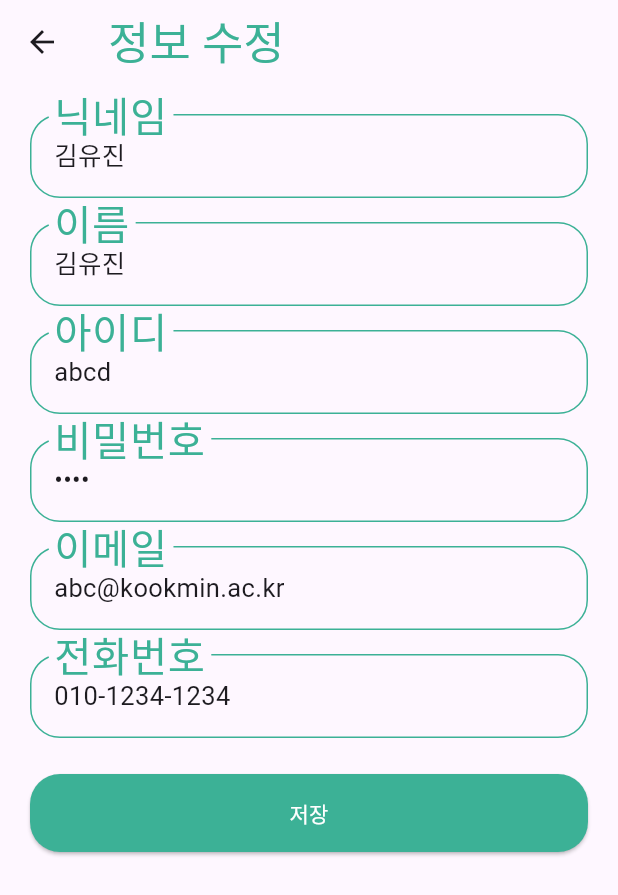
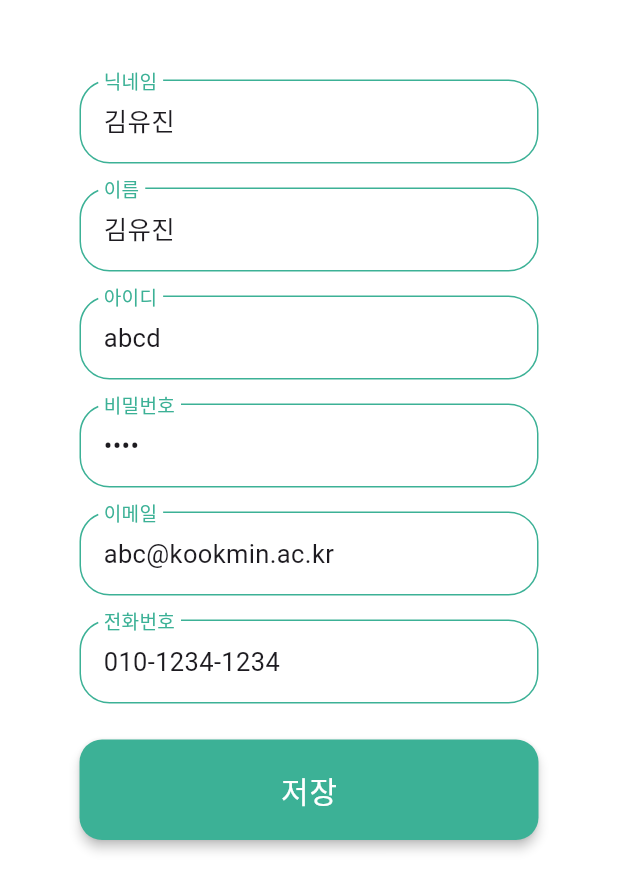
Before and after one commit to 25-1AlphaProject/Frontend, a Flutter app: the MypageMain screen opened directly, after a tap on the "edit" icon, on a phone screen of 412 x 824 dp. Shown: the top 895 px of the screen. Run offline on Flutter 3.47's test engine with Material 3 defaults, Android fonts, the phone set to English and light mode, and no system bars; our stand-ins replace card_swiper, image_picker, percent_indicator, shared_preferences; missing offline and left inert: linear_progress_bar, string_similarity; accounts and stored records are empty; Roboto replaces fonts that are missing (Pretendard-bold, Pretendard-regular, yg-jalnan).

Commit message:
FEAT : MyPage, Navbar UI

```diff
--- a/alpha_front/lib/main.dart
+++ b/alpha_front/lib/main.dart
@@ -56,10 +56,10 @@ class CCBS extends StatelessWidget {
       // home: const MyHomePage(title: '척척밥사'),
       // home: Survey(),
       // home: const MypageMain(),
-      home: const loginScreen(),
+      // home: const loginScreen(),
       // home: const signupScreen(),
       // home: const HomeScreen(),
-      // home: const Layout(),
+      home: Layout(),
     );
   }
 }
--- a/alpha_front/lib/mypage/mypage_main.dart
+++ b/alpha_front/lib/mypage/mypage_main.dart
@@ -67,26 +67,29 @@ Future<void> _editInfo() async {
 
 Future<void> _editMyinfo() async {
   // Map<String, String> → int 로 제네릭 변경
-  final newAge = await Navigator.push<int>(
-    context,
-    MaterialPageRoute(
-      builder: (context) => _EditMyinfoScreen(age: _age),
-    ),
-  );
+  // final newAge = await Navigator.push<int>(
+  //   context,
+  //   MaterialPageRoute(
+  //     builder: (context) => _EditInfoScreen(),
+  //   ),
+  // );
 
-  if (newAge != null) {
-    setState(() {
-      _age = newAge;
-    });
-  }
+  // if (newAge != null) {
+  //   setState(() {
+  //     _age = newAge;
+  //   });
+  // }
 }
 
   @override
   Widget build(BuildContext context) {
-    return Scaffold(
+    return Padding(
+      padding: EdgeInsets.fromLTRB(33, 0, 33, 0),
+      child: Scaffold(
         backgroundColor: Colors.white,
         // appBar: BaseAppbar(title: '마이페이지'),
-      body: Center(
+        body: SingleChildScrollView(
+          child: Center(
             child: Column(
               mainAxisAlignment: MainAxisAlignment.center,
               children: [
@@ -142,11 +145,11 @@ Future<void> _editMyinfo() async {
                   ),
                 ),
                 Container(
-              padding: const EdgeInsets.fromLTRB(10, 50, 10, 20),
+                  padding: const EdgeInsets.fromLTRB(10, 30, 10, 20),
                   width: double.infinity,
                   child: ElevatedButton(
                     style: ElevatedButton.styleFrom(
-                  padding: const EdgeInsets.symmetric(vertical: 15),
+                      // padding: const EdgeInsets.symmetric(vertical: 15),
                       backgroundColor: Colors.white,
                       shape: RoundedRectangleBorder(
                         borderRadius: BorderRadius.circular(15),
@@ -329,11 +332,11 @@ Future<void> _editMyinfo() async {
                   child: ElevatedButton(
                     style: ElevatedButton.styleFrom(
                       padding: const EdgeInsets.symmetric(vertical: 15),
-                  backgroundColor: const Color(0xff3CB196),
+                      backgroundColor: Colors.white,
                       shape: RoundedRectangleBorder(
                         borderRadius: BorderRadius.circular(15),
                       ),
-                  side: const BorderSide(color: Color(0xff3CB196), width: 1),
+                      // side: const BorderSide(color: Color(0xff3CB196), width: 1),
                       elevation: 3,
                     ),
                     onPressed: () {
@@ -344,21 +347,21 @@ Future<void> _editMyinfo() async {
                                   const loginScreen()) // 로그인 전 메인화면으로?? 로그인 화면으로??
                           );
                     },
-                child: const Text(
+                    child: Text(
                       '로그아웃',
-                  style: TextStyle( // 수정
-                    fontFamily: 'yg-jalnan',
-                    fontSize: 15,
-                    fontWeight: FontWeight.w500,
-                    color: Colors.white,
-                  ),
+                      style: Theme.of(context)
+                        .textTheme
+                        .bodyMedium!.
+                        copyWith(color: Colors.red)
                     ),
                   ),
                 ),
               ],
             ),
           ),
+        ),
         // bottomNavigationBar: Basenavigationbar(currentIndex: 3,),
+      ),
     );
   }
 }
@@ -427,15 +430,18 @@ class _EditInfoScreenState extends State<_EditInfoScreen> {
 
   @override
   Widget build(BuildContext context) {
-    return Scaffold(
-      appBar: AppBar(
-        title: const Text(
-          '정보 수정',
-          style: TextStyle(
-            color: Color(0xff3CB196),
-          ),
-        ),
-      ),
+    return Padding(
+      padding: const EdgeInsets.all(33.0),
+      child: Scaffold(
+        backgroundColor: Colors.white,
+        // appBar: AppBar(
+        //   title: const Text(
+        //     '정보 수정',
+        //     style: TextStyle(
+        //       color: Color(0xff3CB196),
+        //     ),
+        //   ),
+        // ),
         body: SingleChildScrollView(
           padding: const EdgeInsets.all(20),
           child: Column(
@@ -446,9 +452,10 @@ class _EditInfoScreenState extends State<_EditInfoScreen> {
                 controller: _nicknameController,
                 decoration: InputDecoration(
                   labelText: '닉네임',
-                labelStyle: TextStyle(
-                  color: Color(0xff3CB196),
-                ),
+                  labelStyle: Theme.of(context)
+                        .textTheme
+                        .bodyMedium!.
+                        copyWith(color: Color(0xff3CB196)),
                   focusedBorder: OutlineInputBorder(
                     borderRadius: BorderRadius.circular(20),
                     borderSide: BorderSide(
@@ -469,9 +476,10 @@ class _EditInfoScreenState extends State<_EditInfoScreen> {
                 controller: _nameController,
                 decoration: InputDecoration(
                   labelText: '이름',
-                labelStyle: TextStyle(
-                  color: Color(0xff3CB196),
-                ),
+                  labelStyle: Theme.of(context)
+                        .textTheme
+                        .bodyMedium!.
+                        copyWith(color: Color(0xff3CB196)),
                   focusedBorder: OutlineInputBorder(
                     borderRadius: BorderRadius.circular(20),
                     borderSide: BorderSide(
@@ -492,9 +500,10 @@ class _EditInfoScreenState extends State<_EditInfoScreen> {
                 controller: _idController,
                 decoration: InputDecoration(
                   labelText: '아이디',
-                labelStyle: TextStyle(
-                  color: Color(0xff3CB196),
-                ),
+                  labelStyle: Theme.of(context)
+                        .textTheme
+                        .bodyMedium!.
+                        copyWith(color: Color(0xff3CB196)),
                   focusedBorder: OutlineInputBorder(
                     borderRadius: BorderRadius.circular(20),
                     borderSide: BorderSide(
@@ -516,9 +525,10 @@ class _EditInfoScreenState extends State<_EditInfoScreen> {
                 obscureText: true,
                 decoration: InputDecoration(
                   labelText: '비밀번호',
-                labelStyle: TextStyle(
-                  color: Color(0xff3CB196),
-                ),
+                  labelStyle: Theme.of(context)
+                        .textTheme
+                        .bodyMedium!.
+                        copyWith(color: Color(0xff3CB196)),
                   focusedBorder: OutlineInputBorder(
                     borderRadius: BorderRadius.circular(20),
                     borderSide: BorderSide(
@@ -540,9 +550,10 @@ class _EditInfoScreenState extends State<_EditInfoScreen> {
                 keyboardType: TextInputType.emailAddress,
                 decoration: InputDecoration(
                   labelText: '이메일',
-                labelStyle: TextStyle(
-                  color: Color(0xff3CB196),
-                ),
+                  labelStyle:Theme.of(context)
+                        .textTheme
+                        .bodyMedium!.
+                        copyWith(color: Color(0xff3CB196)),
                   focusedBorder: OutlineInputBorder(
                     borderRadius: BorderRadius.circular(20),
                     borderSide: BorderSide(
@@ -564,9 +575,10 @@ class _EditInfoScreenState extends State<_EditInfoScreen> {
                 keyboardType: TextInputType.phone,
                 decoration: InputDecoration(
                   labelText: '전화번호',
-                labelStyle: TextStyle(
-                  color: Color(0xff3CB196),
-                ),
+                  labelStyle: Theme.of(context)
+                        .textTheme
+                        .bodyMedium!.
+                        copyWith(color: Color(0xff3CB196)),
                   focusedBorder: OutlineInputBorder(
                     borderRadius: BorderRadius.circular(20),
                     borderSide: BorderSide(
@@ -582,22 +594,31 @@ class _EditInfoScreenState extends State<_EditInfoScreen> {
                 ),
               ),
               const SizedBox(height: 24),
-            ElevatedButton(
-              onPressed: _onSave,
+                Center(
+                  child: Container(
+                    // margin: const EdgeInsets.fromLTRB(10, 50, 10, 20),
+                    width: double.infinity,
+                    child: ElevatedButton(
                     style: ElevatedButton.styleFrom(
                       backgroundColor: Color(0xff3CB196),
                       shape: RoundedRectangleBorder(
-                  borderRadius: BorderRadius.circular(20),
+                        borderRadius: BorderRadius.circular(15),
                       ),
-                padding: const EdgeInsets.symmetric(vertical: 16),
+                      padding: const EdgeInsets.symmetric(vertical: 20),
+                      minimumSize: const Size(double.infinity, 50),
+                      elevation: 3,
                       ),
-              child: const Text(
+                      onPressed: (){},
+                      child: Text(
                         '저장',
-                style: TextStyle(
-                  color: Colors.white,
-                ),),
+                          style: Theme.of(context).textTheme.labelMedium,
+
+                      ),
+                    ),
+                  ),
                 ),
             ],
+          ),
         ),
       ),
     );
@@ -607,9 +628,15 @@ class _EditInfoScreenState extends State<_EditInfoScreen> {
 
 class _EditMyinfoScreen extends StatefulWidget {
   final int age;
+  final double weight;
+  final double height;
+  final int targetCalories;
 
   const _EditMyinfoScreen({
     required this.age,
+    required this.weight,
+    required this.height,
+    required this.targetCalories,
   });
 
   @override
@@ -618,6 +645,11 @@ class _EditMyinfoScreen extends StatefulWidget {
 
 class _EditMyinfoScreenState extends State<_EditMyinfoScreen> {
   late TextEditingController _ageController;
+  late TextEditingController _weightController;
+  late TextEditingController _heightController;
+  late TextEditingController _caloriesController;
+
+  // 체중, 성별, 키, 알레르기, 식단관리, 선호, 기피, 칼로리, 목표
 
   @override
   void initState() {
@@ -633,7 +665,6 @@ class _EditMyinfoScreenState extends State<_EditMyinfoScreen> {
   }
 
   void _onSave() {
-    // 입력값을 int로 변환
     final newAge = int.tryParse(_ageController.text) ?? widget.age;
     Navigator.of(context).pop(newAge);
   }
@@ -641,9 +672,10 @@ class _EditMyinfoScreenState extends State<_EditMyinfoScreen> {
   @override
   Widget build(BuildContext context) {
     return Scaffold(
-      appBar: AppBar(title: const Text('정보 수정')),
+      backgroundColor: Colors.white,
+      // appBar: AppBar(title: const Text('정보 수정')),
       body: Padding(
-        padding: const EdgeInsets.all(20),
+        padding: const EdgeInsets.all(33),
         child: Column(
           children: [
             TextField(
```
Also changed, not shown: alpha_front/lib/Home/home.dart (+1 -14 lines), alpha_front/lib/layout.dart (+19 -9 lines), alpha_front/lib/recipe/recipe_list.dart (+7 -9 lines), alpha_front/lib/survey/pre_survey6.dart (+10 -4 lines), alpha_front/lib/widgets/bottom_nav_bar.dart (+14 -1 lines). Lines whose indentation alone changed are shown as unchanged.
